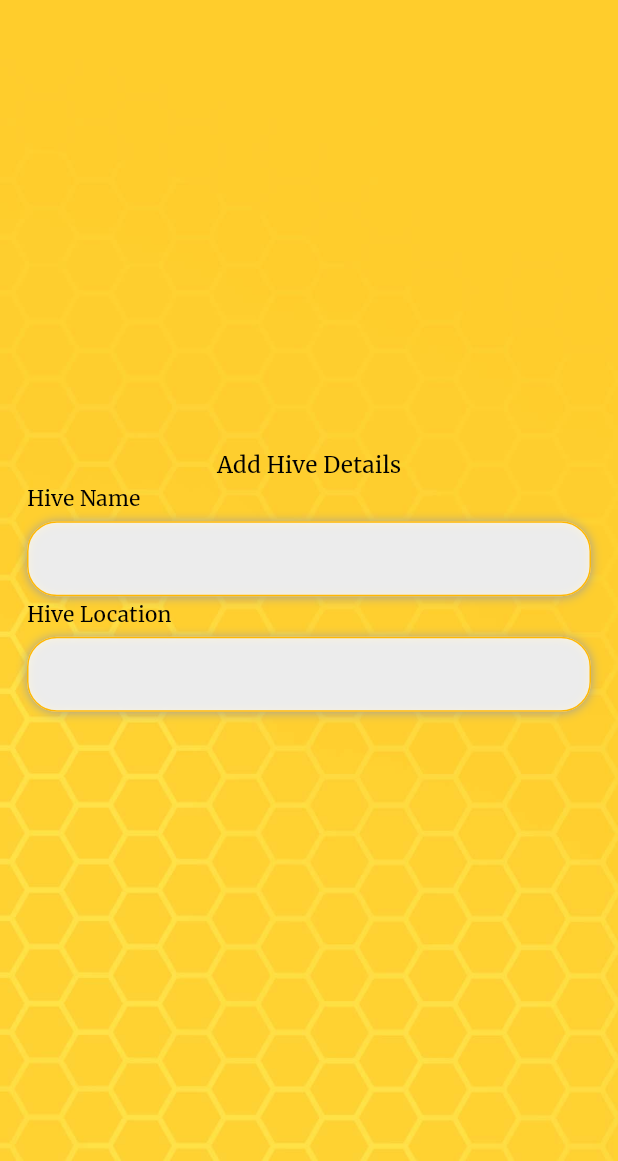
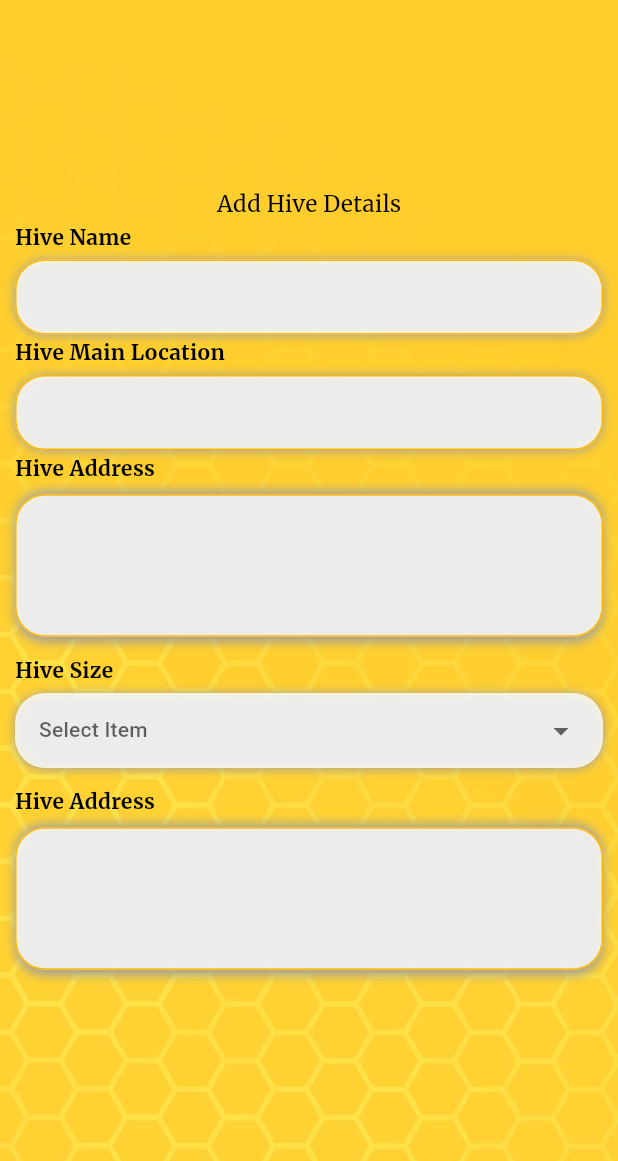
Before and after one commit to nadeeshapathiraja/bee_manage, a Flutter app: the AddHiveDetails screen opened directly, on a phone screen of 412 x 824 dp, the part 75-1236 px from its top. Run offline on Flutter 3.47's test engine with Material 3 defaults, Android fonts, the phone set to English and light mode, and no system bars; drawn by our look-alikes of dropdown_button2; our stand-ins replace animate_do, flutter_spinkit, google_fonts, logger, skeletons, smooth_page_indicator.

Commit message:
Custom dropdown add

```diff
--- a/analysis_options.yaml
+++ b/analysis_options.yaml
@@ -10,6 +10,7 @@
 analyzer:
   errors:
     library_private_types_in_public_api: ignore
+    file_names: ignore
 include: package:flutter_lints/flutter.yaml
 
 linter:
--- /dev/null
+++ b/lib/componets/custom_dropdown_list.dart
@@ -0,0 +1,146 @@
+import 'package:dropdown_button2/dropdown_button2.dart';
+import 'package:flutter/material.dart';
+
+import '../utils/colors.dart';
+import 'custom_text.dart';
+
+class CustomSearchDropdown extends StatefulWidget {
+  const CustomSearchDropdown({
+    super.key,
+    this.size,
+    required this.items,
+    this.selectedValue,
+    this.textEditingController,
+  });
+  final double? size;
+  final List<String> items;
+  final String? selectedValue;
+  final TextEditingController? textEditingController;
+
+  @override
+  State<CustomSearchDropdown> createState() => _CustomSearchDropdownState();
+}
+
+class _CustomSearchDropdownState extends State<CustomSearchDropdown> {
+  String? _selectedValue;
+
+  @override
+  void initState() {
+    super.initState();
+    _selectedValue = widget.selectedValue; // Initialize local state
+  }
+
+  @override
+  Widget build(BuildContext context) {
+    return Padding(
+      padding: const EdgeInsets.all(10),
+      child: SizedBox(
+        child: Column(
+          crossAxisAlignment: CrossAxisAlignment.start,
+          children: [
+            const CustomText(
+              text: "Hive Size",
+              textAlign: TextAlign.start,
+              fontSize: 14,
+              fontWeight: FontWeight.bold,
+            ),
+            const SizedBox(height: 5),
+            Container(
+              width: widget.size,
+              height: 50,
+              decoration: BoxDecoration(
+                color: kWhite.withOpacity(0.8),
+                borderRadius: BorderRadius.circular(20),
+                boxShadow: const [
+                  BoxShadow(
+                    color: Colors.grey,
+                    offset: Offset(0, 0.5), //(x,y)
+                    blurRadius: 5,
+                  ),
+                ],
+              ),
+              child: DropdownButtonHideUnderline(
+                child: DropdownButton2<String>(
+                  isExpanded: true,
+                  hint: Text(
+                    'Select Item',
+                    style: TextStyle(
+                      fontSize: 14,
+                      color: Theme.of(context).hintColor,
+                    ),
+                  ),
+                  items: widget.items
+                      .map((item) => DropdownMenuItem(
+                            value: item,
+                            child: Text(
+                              item,
+                              style: const TextStyle(
+                                fontSize: 14,
+                              ),
+                            ),
+                          ))
+                      .toList(),
+                  value: _selectedValue,
+                  onChanged: (value) {
+                    setState(() {
+                      _selectedValue = value;
+                    });
+                  },
+                  buttonStyleData: const ButtonStyleData(
+                    padding: EdgeInsets.symmetric(horizontal: 16),
+                    height: 40,
+                    width: 200,
+                  ),
+                  dropdownStyleData: const DropdownStyleData(
+                    maxHeight: 200,
+                  ),
+                  menuItemStyleData: const MenuItemStyleData(
+                    height: 40,
+                  ),
+                  dropdownSearchData: DropdownSearchData(
+                    searchController: widget.textEditingController,
+                    searchInnerWidgetHeight: 50,
+                    searchInnerWidget: Container(
+                      height: 50,
+                      padding: const EdgeInsets.only(
+                        top: 8,
+                        bottom: 4,
+                        right: 8,
+                        left: 8,
+                      ),
+                      child: TextFormField(
+                        expands: true,
+                        maxLines: null,
+                        controller: widget.textEditingController,
+                        decoration: InputDecoration(
+                          isDense: true,
+                          contentPadding: const EdgeInsets.symmetric(
+                            horizontal: 10,
+                            vertical: 8,
+                          ),
+                          hintText: 'Search for an item...',
+                          hintStyle: const TextStyle(fontSize: 12),
+                          border: OutlineInputBorder(
+                            borderRadius: BorderRadius.circular(8),
+                          ),
+                        ),
+                      ),
+                    ),
+                    searchMatchFn: (item, searchValue) {
+                      return item.value.toString().contains(searchValue);
+                    },
+                  ),
+                  onMenuStateChange: (isOpen) {
+                    if (!isOpen && widget.textEditingController != null) {
+                      widget.textEditingController!.clear();
+                    }
+                  },
+                ),
+              ),
+            ),
+          ],
+        ),
+      ),
+    );
+  }
+}
--- a/lib/componets/custom_form_field.dart
+++ b/lib/componets/custom_form_field.dart
@@ -18,10 +18,11 @@ class CustomFormField extends StatelessWidget {
     this.prefixIcon,
     this.hintText,
     this.fontsize = 14,
+    this.height = 50,
   });
 
   final String lable;
-  final int lines;
+  final int? lines;
   final int? lenth;
   final TextEditingController controller;
   final bool readonly;
@@ -30,6 +31,7 @@ class CustomFormField extends StatelessWidget {
   final IconData? prefixIcon;
   final String? hintText;
   double fontsize;
+  double? height;
 
   @override
   Widget build(BuildContext context) {
@@ -43,7 +45,7 @@ class CustomFormField extends StatelessWidget {
               CustomText(
                 text: lable,
                 fontSize: fontsize,
-                fontWeight: FontWeight.w400,
+                fontWeight: FontWeight.bold,
               ),
             ],
           ),
@@ -59,7 +61,7 @@ class CustomFormField extends StatelessWidget {
                 ),
               ],
             ),
-            height: 50,
+            height: height,
             child: Row(
               children: [
                 Expanded(
--- a/lib/pages/hive_pages/add_hive.dart
+++ b/lib/pages/hive_pages/add_hive.dart
@@ -1,4 +1,5 @@
 import 'package:beetracker/componets/custom_appbar.dart';
+import 'package:beetracker/componets/custom_dropdown_list.dart';
 import 'package:beetracker/componets/custom_text.dart';
 import 'package:flutter/material.dart';
 
@@ -15,7 +16,25 @@ class AddHiveDetails extends StatefulWidget {
 class _AddHiveDetailsState extends State<AddHiveDetails> {
   final _email = TextEditingController();
 
-  bool isObsecure = true;
+  final List<String> items = [
+    'A_Item1',
+    'A_Item2',
+    'A_Item3',
+    'A_Item4',
+    'B_Item1',
+    'B_Item2',
+    'B_Item3',
+    'B_Item4',
+  ];
+
+  String? selectedValue;
+  final TextEditingController textEditingController = TextEditingController();
+
+  @override
+  void dispose() {
+    textEditingController.dispose();
+    super.dispose();
+  }
 
   @override
   Widget build(BuildContext context) {
@@ -26,11 +45,9 @@ class _AddHiveDetailsState extends State<AddHiveDetails> {
         children: [
           CustomBG(size: size),
           Center(
-            child: Padding(
-              padding: const EdgeInsets.all(8.0),
             child: SingleChildScrollView(
               child: Column(
-                  mainAxisAlignment: MainAxisAlignment.center,
+                mainAxisAlignment: MainAxisAlignment.start,
                 children: [
                   const CustomText(text: "Add Hive Details"),
                   CustomFormField(
@@ -38,11 +55,27 @@ class _AddHiveDetailsState extends State<AddHiveDetails> {
                     controller: _email,
                   ),
                   CustomFormField(
-                      lable: "Hive Location",
+                    lable: "Hive Main Location",
+                    controller: _email,
+                  ),
+                  CustomFormField(
+                    lable: "Hive Address",
+                    lines: 3,
+                    height: 100,
+                    controller: _email,
+                  ),
+                  CustomSearchDropdown(
+                    items: items,
+                    size: size.width,
+                    selectedValue: selectedValue,
+                  ),
+                  CustomFormField(
+                    lable: "Hive Address",
+                    lines: 3,
+                    height: 100,
                     controller: _email,
                   ),
                 ],
-                ),
               ),
             ),
           ),
--- a/lib/pages/hive_pages/view_hive.dart
+++ b/lib/pages/hive_pages/view_hive.dart
@@ -12,14 +12,12 @@ class DisplayHiveDetails extends StatefulWidget {
 class _DisplayHiveDetailsState extends State<DisplayHiveDetails> {
   @override
   Widget build(BuildContext context) {
-    return Scaffold(
-      appBar: const CustomAppBar(
+    return const Scaffold(
+      appBar: CustomAppBar(
         title: "View Hive",
       ),
-      body: Container(
-        child: const Center(
-          child: Text("View details"),
-        ),
+      body: Center(
+        child: Text("View details"),
       ),
     );
   }
--- a/lib/pages/main_pages/Main_screen.dart
+++ b/lib/pages/main_pages/Main_screen.dart
@@ -1,3 +1,5 @@
+// ignore_for_file: file_names
+
 import 'package:beetracker/componets/custom_appbar.dart';
 import 'package:beetracker/componets/custom_text.dart';
 import 'package:beetracker/pages/hive_pages/add_hive.dart';
--- a/lib/pages/main_pages/home_page/home_page.dart
+++ b/lib/pages/main_pages/home_page/home_page.dart
@@ -14,7 +14,7 @@ class HomeScreen extends StatefulWidget {
 class _HomeScreenState extends State<HomeScreen> {
   @override
   Widget build(BuildContext context) {
-    final size = MediaQuery.of(context).size;
+    // final size = MediaQuery.of(context).size;
     return Padding(
       padding: const EdgeInsets.all(10),
       child: OrientationBuilder(
--- a/pubspec.yaml
+++ b/pubspec.yaml
@@ -62,7 +62,7 @@ dev_dependencies:
   flutter_launcher_icons: ^0.14.1
 
 flutter_icons:
-  android: "launcher_icon"
+  android: true
   ios: true
   image_path: "assets/images/logo.png"
 
```
Also changed, not shown: 7 other files. Lines whose indentation alone changed are shown as unchanged.
